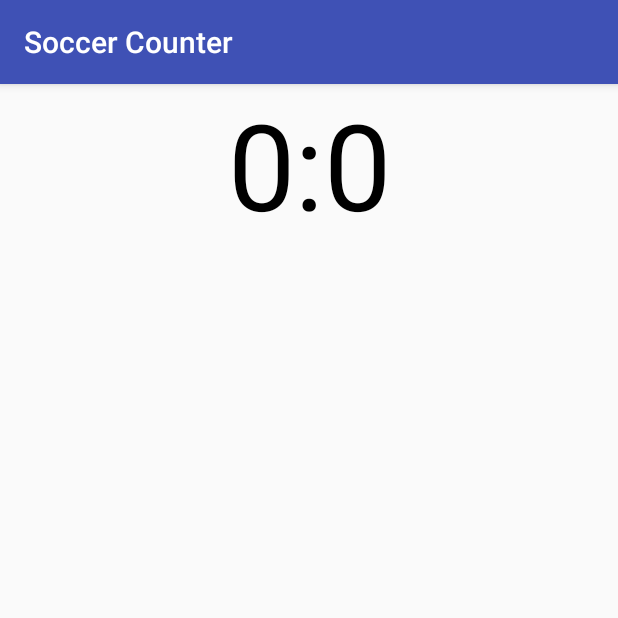
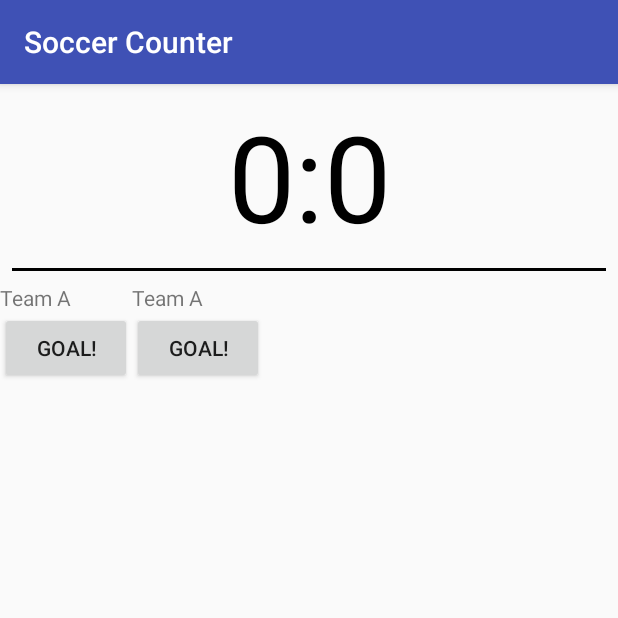
Before and after one commit to jakislogin/SoccerCounter, an Android app: the screen it shows after launch (MainActivity), on a phone screen of 412 x 824 dp, the top half of it. Run offline under Robolectric (Android 15) with nearby library versions, the phone set to English and light mode, and no system bars.

Commit message:
Added Views for teams and buttons.

```diff
--- a/app/src/main/res/layout/activity_main.xml
+++ b/app/src/main/res/layout/activity_main.xml
@@ -8,13 +8,55 @@
         android:id="@+id/score"
         android:layout_width="match_parent"
         android:layout_height="wrap_content"
+        android:layout_marginTop="8dp"
         android:gravity="center_horizontal"
         android:text="0:0"
         android:textColor="@android:color/black"
         android:textSize="80sp" />
     <View
         android:layout_width="match_parent"
-        android:layout_height="2dp"/>
+        android:layout_height="2dp"
+        android:layout_margin="8dp"
+        android:background="@android:color/black" />
+
+    <LinearLayout
+        android:layout_width="match_parent"
+        android:layout_height="0dp"
+        android:layout_weight="1"
+        android:orientation="horizontal">
+
+        <LinearLayout
+            android:layout_width="wrap_content"
+            android:layout_height="wrap_content"
+            android:orientation="vertical">
+
+            <TextView
+                android:layout_width="wrap_content"
+                android:layout_height="wrap_content"
+                android:text="Team A" />
+
+            <Button
+                android:layout_width="wrap_content"
+                android:layout_height="wrap_content"
+                android:text="Goal!" />
+        </LinearLayout>
+
+        <LinearLayout
+            android:layout_width="wrap_content"
+            android:layout_height="wrap_content"
+            android:orientation="vertical">
+
+            <TextView
+                android:layout_width="wrap_content"
+                android:layout_height="wrap_content"
+                android:text="Team A" />
+
+            <Button
+                android:layout_width="wrap_content"
+                android:layout_height="wrap_content"
+                android:text="Goal!" />
+        </LinearLayout>
+    </LinearLayout>
 
 
 </LinearLayout>
```
